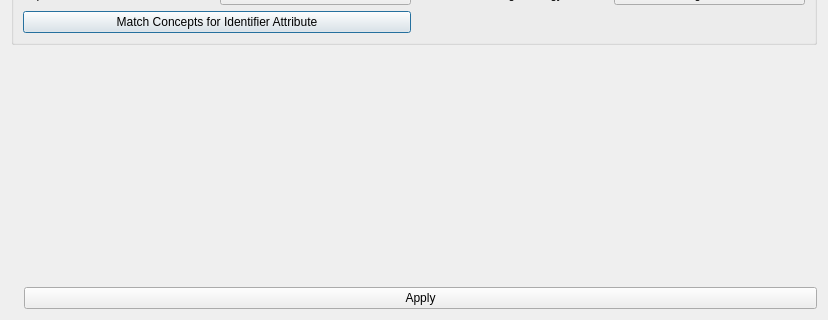
Qt form dialogs/ui/whattoenrichdialog.ui (sparqlunicorn/sparqlunicornGoesGIS) before a commit; both pictures show x 0 to 828 and y 154 to 474 of the 828 by 474 pixel window.
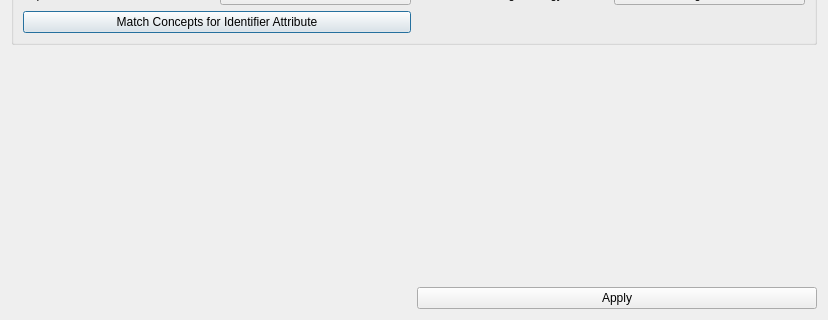
The same form after that commit.

```diff
--- a/dialogs/ui/whattoenrichdialog.ui
+++ b/dialogs/ui/whattoenrichdialog.ui
@@ -1057,7 +1057,7 @@
      </layout>
     </widget>
    </item>
-   <item row="6" column="1">
+   <item row="6" column="0" colspan="2">
     <widget class="QStackedWidget" name="stackedWidget">
      <property name="currentIndex">
       <number>0</number>
```
Left out of the diff: 9 changed lines with no effect on the pictures. Lines whose indentation alone changed are shown as unchanged.
